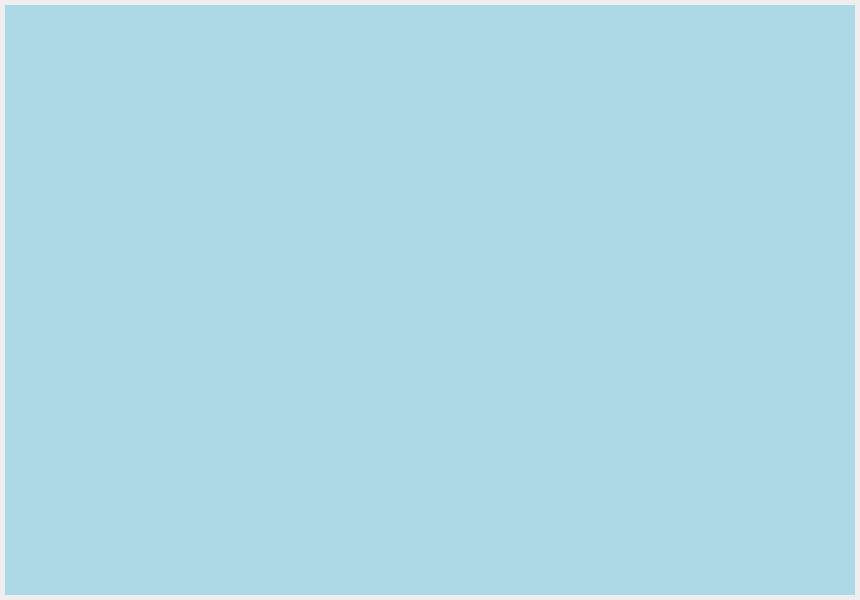
The window that DeviceManager/libs/PyOneDark/uis/pages/main_pages.ui (SebCOLLARD/Iot_Project_Epitech) describes before a commit, drawn with Qt 5.
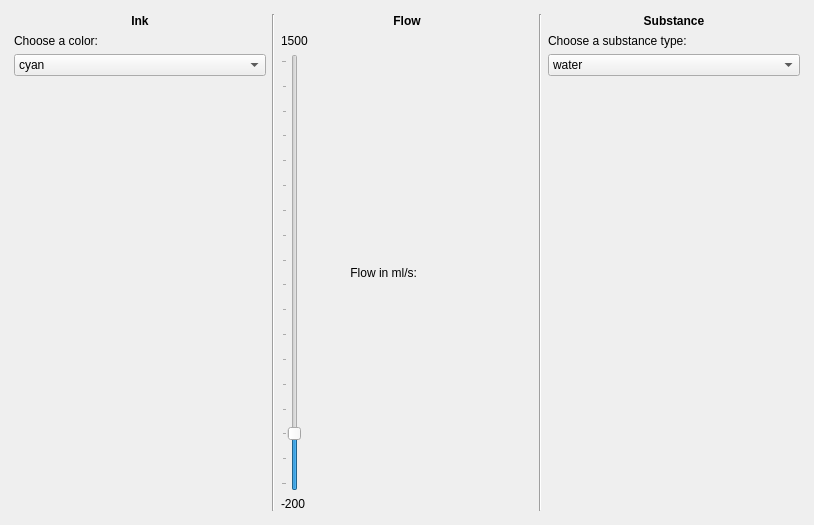
The same window after the commit.

Commit message: added base for fluid page in qt Designer

What changed in the file:
```diff
--- a/DeviceManager/libs/PyOneDark/uis/pages/main_pages.ui
+++ b/DeviceManager/libs/PyOneDark/uis/pages/main_pages.ui
@@ -6,8 +6,8 @@
    <rect>
     <x>0</x>
     <y>0</y>
-    <width>860</width>
-    <height>600</height>
+    <width>814</width>
+    <height>525</height>
    </rect>
   </property>
   <property name="windowTitle">
@@ -80,9 +80,247 @@
      </widget>
      <widget class="QWidget" name="page_fluid">
       <property name="styleSheet">
-       <string notr="true">; background: lightblue;</string>
+       <string notr="true"/>
       </property>
-      <layout class="QVBoxLayout" name="page_fluid_layout"/>
+      <layout class="QVBoxLayout" name="page_fluid_layout">
+       <item>
+        <layout class="QHBoxLayout" name="horizontalLayout">
+         <item>
+          <layout class="QVBoxLayout" name="verticalLayout">
+           <item>
+            <widget class="QLabel" name="label">
+             <property name="font">
+              <font>
+               <bold>true</bold>
+               <underline>false</underline>
+              </font>
+             </property>
+             <property name="autoFillBackground">
+              <bool>false</bool>
+             </property>
+             <property name="text">
+              <string>Ink</string>
+             </property>
+             <property name="scaledContents">
+              <bool>false</bool>
+             </property>
+             <property name="alignment">
+              <set>Qt::AlignHCenter|Qt::AlignTop</set>
+             </property>
+            </widget>
+           </item>
+           <item>
+            <widget class="QLabel" name="label_4">
+             <property name="text">
+              <string>Choose a color:</string>
+             </property>
+             <property name="alignment">
+              <set>Qt::AlignBottom|Qt::AlignLeading|Qt::AlignLeft</set>
+             </property>
+            </widget>
+           </item>
+           <item>
+            <widget class="QComboBox" name="ink_color">
+             <item>
+              <property name="text">
+               <string>cyan</string>
+              </property>
+             </item>
+             <item>
+              <property name="text">
+               <string>yellow</string>
+              </property>
+             </item>
+             <item>
+              <property name="text">
+               <string>magenta</string>
+              </property>
+             </item>
+             <item>
+              <property name="text">
+               <string>black</string>
+              </property>
+             </item>
+            </widget>
+           </item>
+           <item>
+            <spacer name="verticalSpacer">
+             <property name="orientation">
+              <enum>Qt::Vertical</enum>
+             </property>
+             <property name="sizeType">
+              <enum>QSizePolicy::Expanding</enum>
+             </property>
+             <property name="sizeHint" stdset="0">
+              <size>
+               <width>20</width>
+               <height>30</height>
+              </size>
+             </property>
+            </spacer>
+           </item>
+          </layout>
+         </item>
+         <item>
+          <widget class="Line" name="line_sep_fluid_0">
+           <property name="orientation">
+            <enum>Qt::Vertical</enum>
+           </property>
+          </widget>
+         </item>
+         <item>
+          <layout class="QVBoxLayout" name="verticalLayout_2">
+           <item>
+            <widget class="QLabel" name="label_2">
+             <property name="font">
+              <font>
+               <bold>true</bold>
+              </font>
+             </property>
+             <property name="text">
+              <string>Flow</string>
+             </property>
+             <property name="alignment">
+              <set>Qt::AlignHCenter|Qt::AlignTop</set>
+             </property>
+            </widget>
+           </item>
+           <item>
+            <widget class="QLabel" name="label_7">
+             <property name="text">
+              <string>1500</string>
+             </property>
+            </widget>
+           </item>
+           <item>
+            <layout class="QHBoxLayout" name="horizontalLayout_2">
+             <item>
+              <widget class="QSlider" name="verticalSlider">
+               <property name="minimum">
+                <number>-200</number>
+               </property>
+               <property name="maximum">
+                <number>1500</number>
+               </property>
+               <property name="singleStep">
+                <number>10</number>
+               </property>
+               <property name="pageStep">
+                <number>100</number>
+               </property>
+               <property name="orientation">
+                <enum>Qt::Vertical</enum>
+               </property>
+               <property name="invertedAppearance">
+                <bool>false</bool>
+               </property>
+               <property name="invertedControls">
+                <bool>false</bool>
+               </property>
+               <property name="tickPosition">
+                <enum>QSlider::TicksAbove</enum>
+               </property>
+               <property name="tickInterval">
+                <number>100</number>
+               </property>
+              </widget>
+             </item>
+             <item>
+              <widget class="QLabel" name="label_5">
+               <property name="text">
+                <string>Flow in ml/s:</string>
+               </property>
+               <property name="alignment">
+                <set>Qt::AlignRight|Qt::AlignTrailing|Qt::AlignVCenter</set>
+               </property>
+              </widget>
+             </item>
+             <item>
+              <widget class="QLabel" name="label_6">
+               <property name="text">
+                <string>&lt;value&gt;</string>
+               </property>
+              </widget>
+             </item>
+            </layout>
+           </item>
+           <item>
+            <widget class="QLabel" name="label_8">
+             <property name="text">
+              <string>-200</string>
+             </property>
+            </widget>
+           </item>
+          </layout>
+         </item>
+         <item>
+          <widget class="Line" name="line">
+           <property name="orientation">
+            <enum>Qt::Vertical</enum>
+           </property>
+          </widget>
+         </item>
+         <item>
+          <layout class="QVBoxLayout" name="verticalLayout_3">
+           <item>
+            <widget class="QLabel" name="label_3">
+             <property name="font">
+              <font>
+               <bold>true</bold>
+              </font>
+             </property>
+             <property name="text">
+              <string>Substance</string>
+             </property>
+             <property name="alignment">
+              <set>Qt::AlignHCenter|Qt::AlignTop</set>
+             </property>
+            </widget>
+           </item>
+           <item>
+            <widget class="QLabel" name="label_9">
+             <property name="text">
+              <string>Choose a substance type:</string>
+             </property>
+            </widget>
+           </item>
+           <item>
+            <widget class="QComboBox" name="comboBox">
+             <item>
+              <property name="text">
+               <string>water</string>
+              </property>
+             </item>
+             <item>
+              <property name="text">
+               <string>alcohol</string>
+              </property>
+             </item>
+             <item>
+              <property name="text">
+               <string>oil</string>
+              </property>
+             </item>
+            </widget>
+           </item>
+           <item>
+            <spacer name="verticalSpacer_2">
+             <property name="orientation">
+              <enum>Qt::Vertical</enum>
+             </property>
+             <property name="sizeHint" stdset="0">
+              <size>
+               <width>20</width>
+               <height>40</height>
+              </size>
+             </property>
+            </spacer>
+           </item>
+          </layout>
+         </item>
+        </layout>
+       </item>
+      </layout>
      </widget>
     </widget>
    </item>
```
The commit also changes 2 other files.
